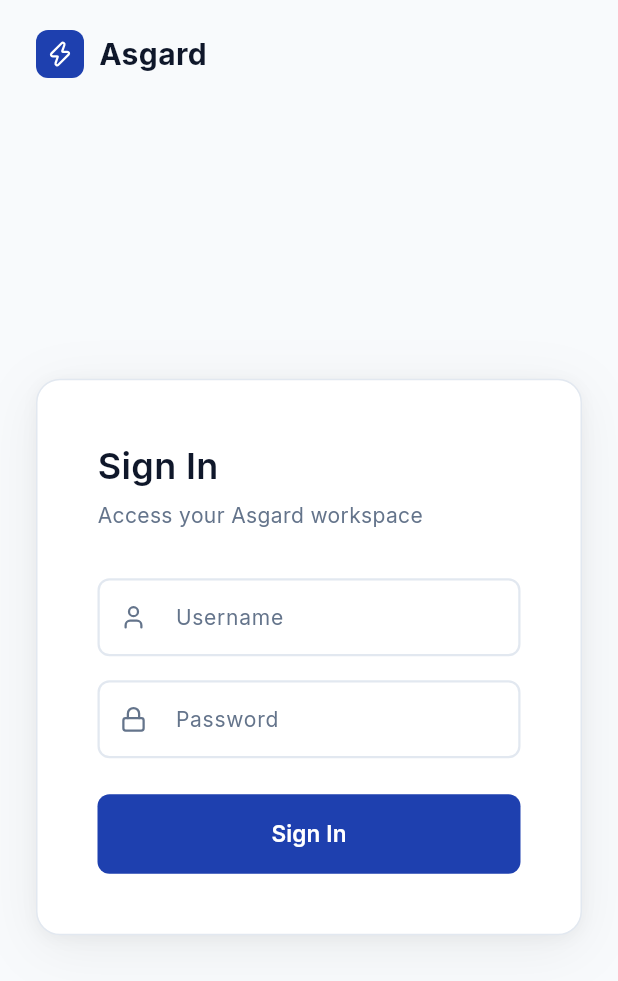
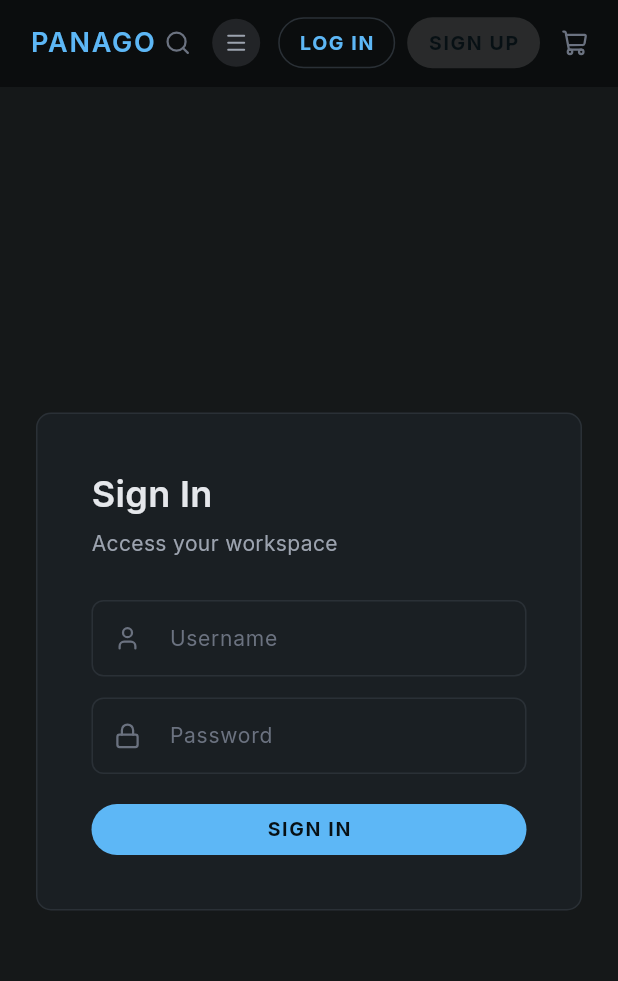
Before and after one commit to scrufflez/login-flutter-test, a Flutter app: the screen it shows after launch, on a phone screen of 412 x 824 dp. Shown: the top 981 px of the screen. Run offline on Flutter 3.47's test engine with Material 3 defaults, Android fonts, the phone set to English and light mode, and no system bars; our stand-ins replace google_fonts, lucide_icons.

Commit message:
feat: implement Asgard 1.4 theme - flat neutral charcoal, Panago top nav, border-based cards
- Dark-only theme with neutral charcoal backgrounds (#151819, #0F1113)
- AsgardTopNav with PANAGO wordmark, search, menu, LOG IN, SIGN UP, cart
- No gradients, no shadows, border-based card layout
- AsgardTextField (surface fill, focus blue border)
- AsgardPrimaryButton (pill-shaped, #5DB7F6, no elevation)
- AsgardLoginButton (outlined pill variant)
- AsgardErrorBadge (red badge with alertCircle icon)
- Login screen with top nav + centered card
- Home screen with muted 'Home Page' heading + sign-out
- Auth logic unchanged (pa55w0rd -> home, else -> error)

```diff
--- a/lib/main.dart
+++ b/lib/main.dart
@@ -6,62 +6,35 @@ void main() {
   runApp(const LoginApp());
 }
 
-// === Asgard Design System ===
+// ─── Asgard 1.4 Color Palette ───────────────────────────────────────────────
 
 class AsgardColors {
-  // Light mode
-  static const Color backgroundLight = Color(0xFFF8FAFC);
-  static const Color surfaceLight = Color(0xFFFFFFFF);
-  static const Color primaryLight = Color(0xFF1E40AF);
-  static const Color primaryHoverLight = Color(0xFF1E3A8A);
-  static const Color primaryAccentLight = Color(0xFF3B82F6);
-  static const Color successLight = Color(0xFF10B981);
-  static const Color dangerLight = Color(0xFFEF4444);
-  static const Color borderLight = Color(0xFFE2E8F0);
-  static const Color textPrimaryLight = Color(0xFF0F172A);
-  static const Color textSecondaryLight = Color(0xFF64748B);
+  static const Color backgroundDeep = Color(0xFF0F1113);
+  static const Color background = Color(0xFF151819);
+  static const Color topBar = Color(0xFF0B0D0E);
+  static const Color surface = Color(0xFF1A1F23);
+  static const Color surfaceRaised = Color(0xFF20262B);
+  static const Color border = Color(0xFF2A3036);
+  static const Color borderStrong = Color(0xFF374151);
 
-  // Dark mode
-  static const Color backgroundDark = Color(0xFF0F172A);
-  static const Color surfaceDark = Color(0xFF1E2937);
-  static const Color primaryDark = Color(0xFF3B82F6);
-  static const Color primaryHoverDark = Color(0xFF2563EB);
-  static const Color successDark = Color(0xFF10B981);
-  static const Color dangerDark = Color(0xFFEF4444);
-  static const Color borderDark = Color(0xFF334155);
-  static const Color textPrimaryDark = Color(0xFFF1F5F9);
-  static const Color textSecondaryDark = Color(0xFF94A3B8);
+  static const Color primaryBlue = Color(0xFF5DB7F6);
+  static const Color primaryBlueHover = Color(0xFF3B9FE8);
+  static const Color primaryBlueMuted = Color(0xFF2F80C7);
+  static const Color focusBlue = Color(0xFF60A5FA);
+
+  static const Color textPrimary = Color(0xFFE5E7EB);
+  static const Color textSecondary = Color(0xFF9CA3AF);
+  static const Color textMuted = Color(0xFF3F444A);
+  static const Color textBrand = Color(0xFF5DB7F6);
+  static const Color textDisabled = Color(0xFF5F6670);
+
+  static const Color success = Color(0xFF10B981);
+  static const Color warning = Color(0xFFF59E0B);
+  static const Color danger = Color(0xFFEF4444);
+  static const Color info = Color(0xFF0EA5E9);
 }
 
-class AsgardTheme {
-  static ThemeData light() {
-    return ThemeData(
-      brightness: Brightness.light,
-      scaffoldBackgroundColor: AsgardColors.backgroundLight,
-      colorScheme: const ColorScheme.light(
-        primary: AsgardColors.primaryLight,
-        surface: AsgardColors.surfaceLight,
-        error: AsgardColors.dangerLight,
-      ),
-      textTheme: GoogleFonts.interTextTheme(ThemeData.light().textTheme),
-    );
-  }
-
-  static ThemeData dark() {
-    return ThemeData(
-      brightness: Brightness.dark,
-      scaffoldBackgroundColor: AsgardColors.backgroundDark,
-      colorScheme: const ColorScheme.dark(
-        primary: AsgardColors.primaryDark,
-        surface: AsgardColors.surfaceDark,
-        error: AsgardColors.dangerDark,
-      ),
-      textTheme: GoogleFonts.interTextTheme(ThemeData.dark().textTheme),
-    );
-  }
-}
-
-// === App ===
+// ─── App ─────────────────────────────────────────────────────────────────────
 
 class LoginApp extends StatelessWidget {
   const LoginApp({Key? key}) : super(key: key);
@@ -69,51 +42,134 @@ class LoginApp extends StatelessWidget {
   @override
   Widget build(BuildContext context) {
     return MaterialApp(
-      title: 'Asgard',
+      title: 'Panago',
       debugShowCheckedModeBanner: false,
-      theme: AsgardTheme.light(),
-      darkTheme: AsgardTheme.dark(),
-      themeMode: ThemeMode.system,
+      themeMode: ThemeMode.dark,
+      darkTheme: ThemeData(
+        brightness: Brightness.dark,
+        scaffoldBackgroundColor: AsgardColors.background,
+        primaryColor: AsgardColors.primaryBlue,
+        colorScheme: const ColorScheme.dark(
+          primary: AsgardColors.primaryBlue,
+          surface: AsgardColors.surface,
+          background: AsgardColors.background,
+          error: AsgardColors.danger,
+        ),
+        appBarTheme: const AppBarTheme(
+          backgroundColor: AsgardColors.topBar,
+          elevation: 0,
+          centerTitle: false,
+        ),
+        textTheme: GoogleFonts.interTextTheme(ThemeData.dark().textTheme),
+      ),
       home: const LoginScreen(),
     );
   }
 }
 
-// === Asgard Components ===
+// ─── AsgardTopNav ─────────────────────────────────────────────────────────────
 
-class _AsgardBranding extends StatelessWidget {
-  const _AsgardBranding();
+class AsgardTopNav extends StatelessWidget {
+  const AsgardTopNav({Key? key}) : super(key: key);
 
   @override
   Widget build(BuildContext context) {
-    final isDark = Theme.of(context).brightness == Brightness.dark;
-    final primary = isDark ? AsgardColors.primaryDark : AsgardColors.primaryLight;
-    final textPrimary = isDark ? AsgardColors.textPrimaryDark : AsgardColors.textPrimaryLight;
-
-    return Row(
+    return Container(
+      height: 58,
+      color: AsgardColors.topBar,
+      decoration: const BoxDecoration(
+        border: Border(
+          bottom: BorderSide(color: Color(0xFF202426), width: 1),
+        ),
+      ),
+      padding: const EdgeInsets.symmetric(horizontal: 20),
+      child: Row(
         children: [
+          // PANAGO brand
+          Text(
+            'PANAGO',
+            style: GoogleFonts.inter(
+              fontSize: 18,
+              fontWeight: FontWeight.w600,
+              color: AsgardColors.textBrand,
+              letterSpacing: 1.2,
+            ),
+          ),
+          const Spacer(),
+          // Search icon
+          const Icon(LucideIcons.search, color: Color(0xFF6B7280), size: 18),
+          const SizedBox(width: 14),
+          // Menu circle
           Container(
             width: 32,
             height: 32,
             decoration: BoxDecoration(
-            color: primary,
-            borderRadius: BorderRadius.circular(8),
+              color: const Color(0xFF222427),
+              borderRadius: BorderRadius.circular(16),
             ),
-          child: const Icon(LucideIcons.zap, size: 18, color: Colors.white),
+            child: const Icon(LucideIcons.menu, color: Color(0xFF9CA3AF), size: 16),
           ),
-        const SizedBox(width: 10),
-        Text(
-          'Asgard',
+          const SizedBox(width: 12),
+          // LOG IN outlined button
+          SizedBox(
+            height: 34,
+            child: OutlinedButton(
+              onPressed: null,
+              style: OutlinedButton.styleFrom(
+                primary: AsgardColors.primaryBlue,
+                side: const BorderSide(color: AsgardColors.border, width: 1),
+                shape: RoundedRectangleBorder(
+                  borderRadius: BorderRadius.circular(22),
+                ),
+                padding: const EdgeInsets.symmetric(horizontal: 14),
+              ),
+              child: Text(
+                'LOG IN',
                 style: GoogleFonts.inter(
-            fontSize: 20,
+                  fontSize: 13,
                   fontWeight: FontWeight.w700,
-            color: textPrimary,
+                  color: AsgardColors.primaryBlue,
+                  letterSpacing: 1.1,
                 ),
               ),
+            ),
+          ),
+          const SizedBox(width: 8),
+          // SIGN UP solid button
+          SizedBox(
+            height: 34,
+            child: ElevatedButton(
+              onPressed: null,
+              style: ElevatedButton.styleFrom(
+                primary: AsgardColors.primaryBlue,
+                onPrimary: const Color(0xFF071014),
+                elevation: 0,
+                shape: RoundedRectangleBorder(
+                  borderRadius: BorderRadius.circular(22),
+                ),
+                padding: const EdgeInsets.symmetric(horizontal: 14),
+              ),
+              child: Text(
+                'SIGN UP',
+                style: GoogleFonts.inter(
+                  fontSize: 13,
+                  fontWeight: FontWeight.w700,
+                  color: const Color(0xFF071014),
+                  letterSpacing: 1.1,
+                ),
+              ),
+            ),
+          ),
+          const SizedBox(width: 14),
+          // Cart icon
+          const Icon(LucideIcons.shoppingCart, color: Color(0xFF6B7280), size: 18),
         ],
+      ),
     );
   }
 }
+
+// ─── AsgardTextField ─────────────────────────────────────────────────────────
 
 class AsgardTextField extends StatelessWidget {
   final TextEditingController controller;
@@ -135,38 +191,39 @@ class AsgardTextField extends StatelessWidget {
 
   @override
   Widget build(BuildContext context) {
-    final isDark = Theme.of(context).brightness == Brightness.dark;
-    final borderColor = isDark ? AsgardColors.borderDark : AsgardColors.borderLight;
-    final textColor = isDark ? AsgardColors.textPrimaryDark : AsgardColors.textPrimaryLight;
-    final labelColor = isDark ? AsgardColors.textSecondaryDark : AsgardColors.textSecondaryLight;
-    final fillColor = isDark ? AsgardColors.surfaceDark : AsgardColors.surfaceLight;
-    final focusColor = isDark ? AsgardColors.primaryDark : AsgardColors.primaryLight;
-
     return TextField(
       controller: controller,
       obscureText: obscureText,
       textInputAction: textInputAction,
       onSubmitted: onSubmitted != null ? (_) => onSubmitted!() : null,
-      style: GoogleFonts.inter(fontSize: 16, color: textColor),
+      style: GoogleFonts.inter(
+        fontSize: 15,
+        color: AsgardColors.textPrimary,
+      ),
       decoration: InputDecoration(
         labelText: label,
-        labelStyle: GoogleFonts.inter(fontSize: 14, color: labelColor),
-        prefixIcon: Icon(prefixIcon, size: 18, color: labelColor),
+        labelStyle: GoogleFonts.inter(
+          fontSize: 14,
+          color: const Color(0xFF6B7280),
+        ),
+        prefixIcon: Icon(prefixIcon, size: 18, color: const Color(0xFF6B7280)),
         filled: true,
-        fillColor: fillColor,
+        fillColor: AsgardColors.surface,
         enabledBorder: OutlineInputBorder(
           borderRadius: BorderRadius.circular(8),
-          borderSide: BorderSide(color: borderColor, width: 1.5),
+          borderSide: const BorderSide(color: AsgardColors.border, width: 1),
         ),
         focusedBorder: OutlineInputBorder(
           borderRadius: BorderRadius.circular(8),
-          borderSide: BorderSide(color: focusColor, width: 2),
+          borderSide: const BorderSide(color: AsgardColors.focusBlue, width: 1.5),
         ),
         contentPadding: const EdgeInsets.symmetric(horizontal: 16, vertical: 14),
       ),
     );
   }
 }
+
+// ─── AsgardPrimaryButton ─────────────────────────────────────────────────────
 
 class AsgardPrimaryButton extends StatelessWidget {
   final String label;
@@ -180,33 +237,96 @@ class AsgardPrimaryButton extends StatelessWidget {
 
   @override
   Widget build(BuildContext context) {
-    final isDark = Theme.of(context).brightness == Brightness.dark;
-    final bgColor = isDark ? AsgardColors.primaryDark : AsgardColors.primaryLight;
-    final hoverColor = isDark ? AsgardColors.primaryHoverDark : AsgardColors.primaryHoverLight;
-
     return SizedBox(
       width: double.infinity,
+      height: 34,
       child: ElevatedButton(
         onPressed: onPressed,
         style: ElevatedButton.styleFrom(
-          primary: bgColor,
-          onPrimary: Colors.white,
-          padding: const EdgeInsets.symmetric(vertical: 16),
-          shape: RoundedRectangleBorder(borderRadius: BorderRadius.circular(8)),
+          primary: AsgardColors.primaryBlue,
+          onPrimary: const Color(0xFF071014),
           elevation: 0,
+          shape: RoundedRectangleBorder(
+            borderRadius: BorderRadius.circular(22),
+          ),
         ),
         child: Text(
           label,
           style: GoogleFonts.inter(
-            fontSize: 15,
-            fontWeight: FontWeight.w600,
-            color: Colors.white,
+            fontSize: 13,
+            fontWeight: FontWeight.w700,
+            color: const Color(0xFF071014),
+            letterSpacing: 1.1,
           ),
         ),
       ),
     );
   }
 }
+
+// ─── AsgardLoginButton (outlined) ────────────────────────────────────────────
+
+class AsgardLoginButton extends StatelessWidget {
+  final String label;
+  final IconData? icon;
+  final VoidCallback onPressed;
+
+  const AsgardLoginButton({
+    Key? key,
+    required this.label,
+    this.icon,
+    required this.onPressed,
+  }) : super(key: key);
+
+  @override
+  Widget build(BuildContext context) {
+    final content = icon != null
+        ? Row(
+            mainAxisSize: MainAxisSize.min,
+            children: [
+              Icon(icon, size: 16, color: AsgardColors.primaryBlue),
+              const SizedBox(width: 8),
+              Text(
+                label,
+                style: GoogleFonts.inter(
+                  fontSize: 13,
+                  fontWeight: FontWeight.w700,
+                  color: AsgardColors.primaryBlue,
+                  letterSpacing: 1.1,
+                ),
+              ),
+            ],
+          )
+        : Text(
+            label,
+            style: GoogleFonts.inter(
+              fontSize: 13,
+              fontWeight: FontWeight.w700,
+              color: AsgardColors.primaryBlue,
+              letterSpacing: 1.1,
+            ),
+          );
+
+    return SizedBox(
+      height: 34,
+      child: OutlinedButton(
+        onPressed: onPressed,
+        style: OutlinedButton.styleFrom(
+          primary: AsgardColors.primaryBlue,
+          backgroundColor: Colors.transparent,
+          side: const BorderSide(color: AsgardColors.border, width: 1),
+          shape: RoundedRectangleBorder(
+            borderRadius: BorderRadius.circular(22),
+          ),
+          padding: const EdgeInsets.symmetric(horizontal: 16),
+        ),
+        child: content,
+      ),
+    );
+  }
+}
+
+// ─── AsgardErrorBadge ────────────────────────────────────────────────────────
 
 class AsgardErrorBadge extends StatelessWidget {
   final String message;
@@ -218,13 +338,13 @@ class AsgardErrorBadge extends StatelessWidget {
     return Container(
       padding: const EdgeInsets.symmetric(horizontal: 12, vertical: 10),
       decoration: BoxDecoration(
-        color: AsgardColors.dangerLight.withOpacity(0.1),
+        color: AsgardColors.danger.withOpacity(0.1),
         borderRadius: BorderRadius.circular(8),
-        border: Border.all(color: AsgardColors.dangerLight.withOpacity(0.3)),
+        border: Border.all(color: AsgardColors.danger.withOpacity(0.3)),
       ),
       child: Row(
         children: [
-          const Icon(LucideIcons.alertCircle, size: 16, color: AsgardColors.dangerLight),
+          const Icon(LucideIcons.alertCircle, size: 16, color: AsgardColors.danger),
           const SizedBox(width: 8),
           Expanded(
             child: Text(
@@ -232,7 +352,7 @@ class AsgardErrorBadge extends StatelessWidget {
               style: GoogleFonts.inter(
                 fontSize: 13,
                 fontWeight: FontWeight.w500,
-                color: AsgardColors.dangerLight,
+                color: AsgardColors.danger,
               ),
             ),
           ),
@@ -242,32 +362,7 @@ class AsgardErrorBadge extends StatelessWidget {
   }
 }
 
-BoxDecoration _cardDecoration(bool isDark) {
-  return BoxDecoration(
-    color: isDark ? AsgardColors.surfaceDark : AsgardColors.surfaceLight,
-    borderRadius: BorderRadius.circular(16),
-    border: Border.all(
-      color: isDark ? AsgardColors.borderDark : AsgardColors.borderLight,
-      width: 1,
-    ),
-    boxShadow: isDark
-        ? []
-        : [
-            BoxShadow(
-              color: Colors.black.withOpacity(0.06),
-              blurRadius: 32,
-              offset: const Offset(0, 8),
-            ),
-            BoxShadow(
-              color: Colors.black.withOpacity(0.04),
-              blurRadius: 8,
-              offset: const Offset(0, 2),
-            ),
-          ],
-  );
-}
-
-// === Login Screen ===
+// ─── Login Screen ─────────────────────────────────────────────────────────────
 
 class LoginScreen extends StatefulWidget {
   const LoginScreen({Key? key}) : super(key: key);
@@ -288,12 +383,12 @@ class _LoginScreenState extends State<LoginScreen> {
     if (password == 'pa55w0rd') {
       Navigator.of(context).pushReplacement(
         MaterialPageRoute(
-          builder: (_) => WelcomeScreen(username: username.isEmpty ? 'User' : username),
+          builder: (_) => HomeScreen(username: username.isEmpty ? 'User' : username),
         ),
       );
     } else {
       setState(() {
-        _errorMessage = 'Login failed. Invalid credentials.';
+        _errorMessage = 'Invalid credentials.';
       });
     }
   }
@@ -307,30 +402,24 @@ class _LoginScreenState extends State<LoginScreen> {
 
   @override
   Widget build(BuildContext context) {
-    final isDark = Theme.of(context).brightness == Brightness.dark;
-    final bgColor = isDark ? AsgardColors.backgroundDark : AsgardColors.backgroundLight;
-    final textPrimary = isDark ? AsgardColors.textPrimaryDark : AsgardColors.textPrimaryLight;
-    final textSecondary = isDark ? AsgardColors.textSecondaryDark : AsgardColors.textSecondaryLight;
-
     return Scaffold(
-      backgroundColor: bgColor,
-      body: SafeArea(
-        child: Column(
-          crossAxisAlignment: CrossAxisAlignment.start,
+      backgroundColor: AsgardColors.background,
+      body: Column(
         children: [
-            Padding(
-              padding: const EdgeInsets.fromLTRB(24, 20, 24, 0),
-              child: const _AsgardBranding(),
-            ),
+          const AsgardTopNav(),
           Expanded(
             child: Center(
               child: SingleChildScrollView(
                 padding: const EdgeInsets.symmetric(horizontal: 24, vertical: 32),
                 child: ConstrainedBox(
-                    constraints: const BoxConstraints(maxWidth: 400),
+                  constraints: const BoxConstraints(maxWidth: 420),
                   child: Container(
-                      padding: const EdgeInsets.all(40),
-                      decoration: _cardDecoration(isDark),
+                    padding: const EdgeInsets.all(36),
+                    decoration: BoxDecoration(
+                      color: AsgardColors.surface,
+                      borderRadius: BorderRadius.circular(10),
+                      border: Border.all(color: AsgardColors.border, width: 1),
+                    ),
                     child: Column(
                       mainAxisSize: MainAxisSize.min,
                       crossAxisAlignment: CrossAxisAlignment.stretch,
@@ -340,22 +429,25 @@ class _LoginScreenState extends State<LoginScreen> {
                           style: GoogleFonts.inter(
                             fontSize: 24,
                             fontWeight: FontWeight.w600,
-                              color: textPrimary,
+                            color: AsgardColors.textPrimary,
                           ),
                         ),
                         const SizedBox(height: 6),
                         Text(
-                            'Access your Asgard workspace',
-                            style: GoogleFonts.inter(fontSize: 14, color: textSecondary),
+                          'Access your workspace',
+                          style: GoogleFonts.inter(
+                            fontSize: 14,
+                            color: AsgardColors.textSecondary,
                           ),
-                          const SizedBox(height: 32),
+                        ),
+                        const SizedBox(height: 28),
                         AsgardTextField(
                           controller: _usernameController,
                           label: 'Username',
                           prefixIcon: LucideIcons.user,
                           textInputAction: TextInputAction.next,
                         ),
-                          const SizedBox(height: 16),
+                        const SizedBox(height: 14),
                         AsgardTextField(
                           controller: _passwordController,
                           label: 'Password',
@@ -368,8 +460,8 @@ class _LoginScreenState extends State<LoginScreen> {
                           const SizedBox(height: 16),
                           AsgardErrorBadge(message: _errorMessage!),
                         ],
-                          const SizedBox(height: 24),
-                          AsgardPrimaryButton(label: 'Sign In', onPressed: _login),
+                        const SizedBox(height: 20),
+                        AsgardPrimaryButton(label: 'SIGN IN', onPressed: _login),
                       ],
                     ),
                   ),
@@ -379,111 +471,53 @@ class _LoginScreenState extends State<LoginScreen> {
           ),
         ],
       ),
-      ),
     );
   }
 }
 
-// === Welcome Screen ===
+// ─── Home Screen ──────────────────────────────────────────────────────────────
 
-class WelcomeScreen extends StatelessWidget {
+class HomeScreen extends StatelessWidget {
   final String username;
 
-  const WelcomeScreen({Key? key, required this.username}) : super(key: key);
+  const HomeScreen({Key? key, required this.username}) : super(key: key);
 
   @override
   Widget build(BuildContext context) {
-    final isDark = Theme.of(context).brightness == Brightness.dark;
-    final bgColor = isDark ? AsgardColors.backgroundDark : AsgardColors.backgroundLight;
-    final textPrimary = isDark ? AsgardColors.textPrimaryDark : AsgardColors.textPrimaryLight;
-    final textSecondary = isDark ? AsgardColors.textSecondaryDark : AsgardColors.textSecondaryLight;
-    final borderColor = isDark ? AsgardColors.borderDark : AsgardColors.borderLight;
-    final success = isDark ? AsgardColors.successDark : AsgardColors.successLight;
-
     return Scaffold(
-      backgroundColor: bgColor,
-      body: SafeArea(
-        child: Column(
-          crossAxisAlignment: CrossAxisAlignment.start,
+      backgroundColor: AsgardColors.background,
+      body: Column(
         children: [
-            Padding(
-              padding: const EdgeInsets.fromLTRB(24, 20, 24, 0),
-              child: const _AsgardBranding(),
-            ),
+          const AsgardTopNav(),
           Expanded(
             child: Center(
-                child: SingleChildScrollView(
-                  padding: const EdgeInsets.symmetric(horizontal: 24, vertical: 32),
-                  child: ConstrainedBox(
-                    constraints: const BoxConstraints(maxWidth: 400),
-                    child: Container(
-                      padding: const EdgeInsets.all(40),
-                      decoration: _cardDecoration(isDark),
               child: Column(
                 mainAxisSize: MainAxisSize.min,
                 children: [
-                          Container(
-                            width: 64,
-                            height: 64,
-                            decoration: BoxDecoration(
-                              color: success.withOpacity(0.12),
-                              shape: BoxShape.circle,
+                  Text(
+                    'Home Page',
+                    style: GoogleFonts.inter(
+                      fontSize: 34,
+                      fontWeight: FontWeight.w400,
+                      color: AsgardColors.textMuted,
                     ),
-                            child: Icon(LucideIcons.checkCircle, size: 32, color: success),
-                          ),
-                          const SizedBox(height: 24),
-                          Text(
-                            'Welcome, $username!',
-                            style: GoogleFonts.inter(
-                              fontSize: 24,
-                              fontWeight: FontWeight.w600,
-                              color: textPrimary,
-                            ),
-                            textAlign: TextAlign.center,
-                          ),
-                          const SizedBox(height: 8),
-                          Text(
-                            "You're now signed in to your Asgard workspace.",
-                            style: GoogleFonts.inter(fontSize: 14, color: textSecondary),
-                            textAlign: TextAlign.center,
                   ),
                   const SizedBox(height: 32),
-                          SizedBox(
-                            width: double.infinity,
-                            child: OutlinedButton.icon(
+                  AsgardLoginButton(
+                    label: 'Sign out',
+                    icon: LucideIcons.logOut,
                     onPressed: () {
                       Navigator.of(context).pushReplacement(
                         MaterialPageRoute(builder: (_) => const LoginScreen()),
                       );
                     },
-                              icon: Icon(LucideIcons.logOut, size: 16),
-                              label: Text(
-                                'Sign out',
-                                style: GoogleFonts.inter(
-                                  fontSize: 15,
-                                  fontWeight: FontWeight.w600,
                   ),
-                              ),
-                              style: OutlinedButton.styleFrom(
-                                padding: const EdgeInsets.symmetric(vertical: 14),
-                                shape: RoundedRectangleBorder(
-                                  borderRadius: BorderRadius.circular(8),
-                                ),
-                                side: BorderSide(color: borderColor, width: 1.5),
-                                primary: textPrimary,
+                ],
               ),
             ),
           ),
         ],
       ),
-                    ),
-                  ),
-                ),
-              ),
-            ),
-          ],
-        ),
-      ),
     );
   }
 }
```
Also changed, not shown: 3 other files. Lines whose indentation alone changed are shown as unchanged.
